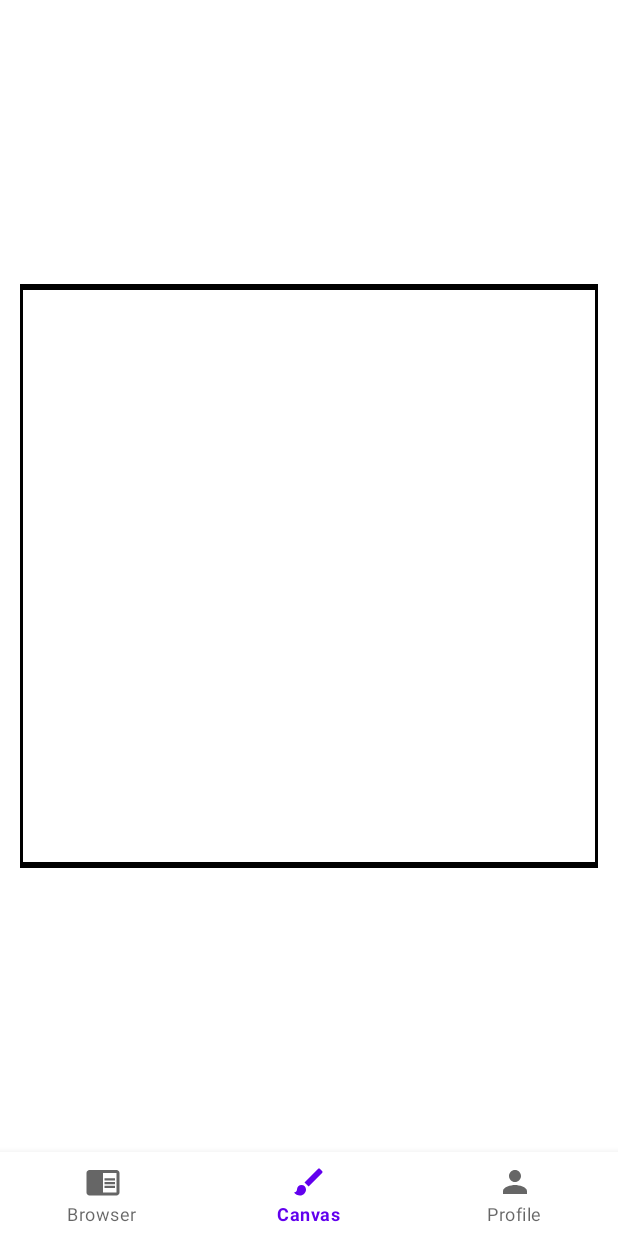
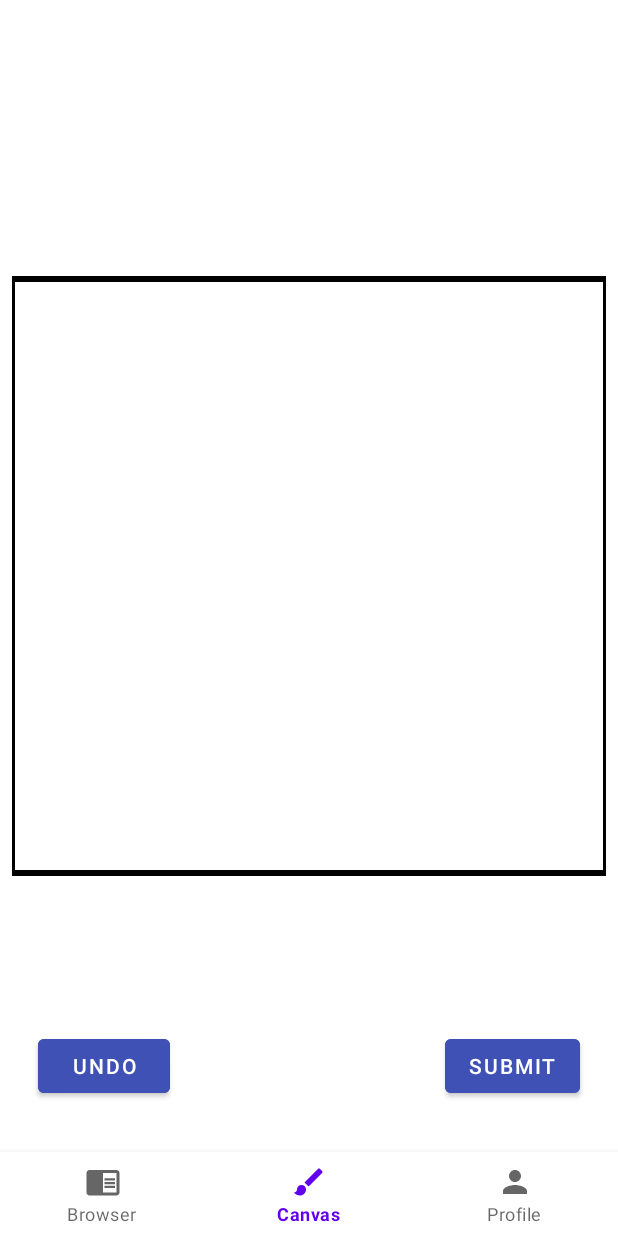
Before and after one commit to Gabriel-Sa/SketchApp, an Android app: the screen it shows after launch (MainActivity), item 2 of the bottom bar chosen, on a phone screen of 412 x 824 dp. Run offline under Robolectric (Android 15) with nearby library versions, the phone set to English and light mode, and no system bars; our stand-ins replace Firebase (no records; nobody signed in at launch, a user with empty details on screens opened directly); libraries missing offline, so code that uses them is left out: net.dean.jraw; 7 statements that could not run were skipped.

Commit message:
dummy buttons for canvas

```diff
--- a/android/app/src/main/java/com/example/jraw_test_2/PaintView.java
+++ b/android/app/src/main/java/com/example/jraw_test_2/PaintView.java
@@ -57,7 +57,6 @@ public class PaintView extends View {
     public boolean onTouchEvent(MotionEvent event) {
         float pointX = event.getX();
         float pointY = event.getY();
-        System.out.printf("point! (%.1f, %.1f)%n", pointX, pointY);
 
         switch (event.getAction()) {
             case MotionEvent.ACTION_DOWN:
--- a/android/app/src/main/res/layout/fragment_paint.xml
+++ b/android/app/src/main/res/layout/fragment_paint.xml
@@ -8,17 +8,46 @@
     android:padding="8dp"
     tools:context=".PaintFragment">
 
-
     <com.example.jraw_test_2.PaintView
         android:id="@+id/PaintView"
         android:layout_width="fill_parent"
         android:layout_height="fill_parent"
+        android:layout_alignParentStart="true"
+        android:layout_alignParentLeft="true"
+        android:layout_alignParentBottom="true"
+        android:layout_centerInParent="true"
+        android:layout_marginStart="0dp"
         android:layout_marginLeft="5dp"
-        android:layout_marginTop="3dp"
+        android:layout_marginEnd="0dp"
         android:layout_marginRight="5dp"
-        android:layout_marginBottom="3dp"
+        android:layout_marginBottom="0dp"
         android:background="@android:color/transparent">
-
     </com.example.jraw_test_2.PaintView>
 
+    <Button
+        android:id="@+id/undo_button"
+        android:layout_width="wrap_content"
+        android:layout_height="wrap_content"
+        android:layout_alignParentStart="true"
+        android:layout_alignParentLeft="true"
+        android:layout_alignParentBottom="true"
+        android:layout_marginStart="17dp"
+        android:layout_marginLeft="17dp"
+        android:layout_marginBottom="25dp"
+        android:text="@string/string_button_undo"
+        android:backgroundTint="@color/blue"/>
+
+    <Button
+        android:id="@+id/submit_button"
+        android:layout_width="wrap_content"
+        android:layout_height="wrap_content"
+        android:layout_alignParentEnd="true"
+        android:layout_alignParentRight="true"
+        android:layout_alignParentBottom="true"
+        android:layout_marginEnd="17dp"
+        android:layout_marginRight="17dp"
+        android:layout_marginBottom="25dp"
+        android:text="@string/string_button_submit"
+        android:backgroundTint="@color/blue"/>
+
 </RelativeLayout>
--- a/android/app/src/main/res/values/colors.xml
+++ b/android/app/src/main/res/values/colors.xml
@@ -7,4 +7,5 @@
     <color name="teal_700">#FF018786</color>
     <color name="black">#FF000000</color>
     <color name="white">#FFFFFFFF</color>
+    <color name="blue">#FF3F51B5</color>
 </resources>
--- a/android/app/src/main/res/values/strings.xml
+++ b/android/app/src/main/res/values/strings.xml
@@ -9,5 +9,7 @@
     <string name="button_nav_canvas">Canvas</string>
     <!-- TODO: Remove or change this placeholder text -->
     <string name="hello_blank_fragment">Hello blank fragment</string>
+    <string name="string_button_undo">Undo</string>
+    <string name="string_button_submit">Submit</string>
     <!-- TODO: Remove or change this placeholder text -->
 </resources>
```
